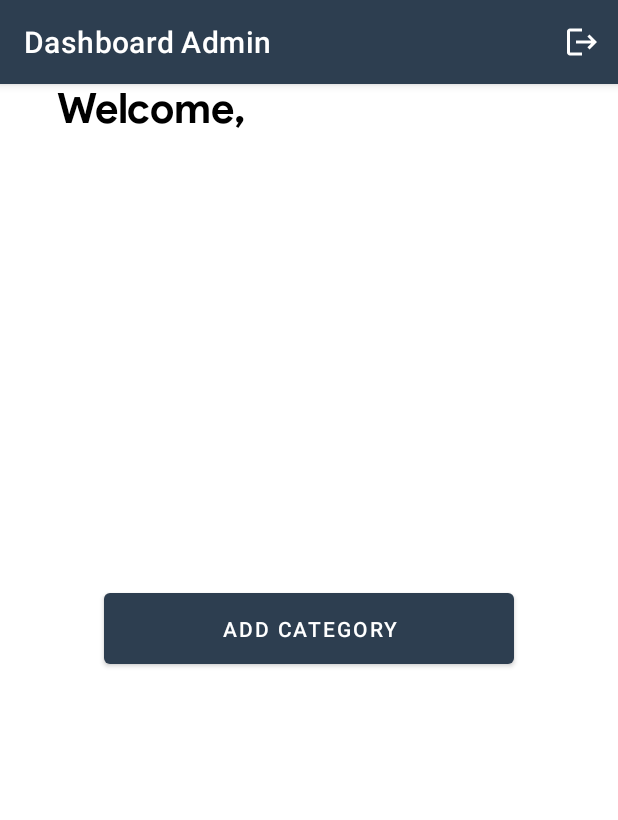
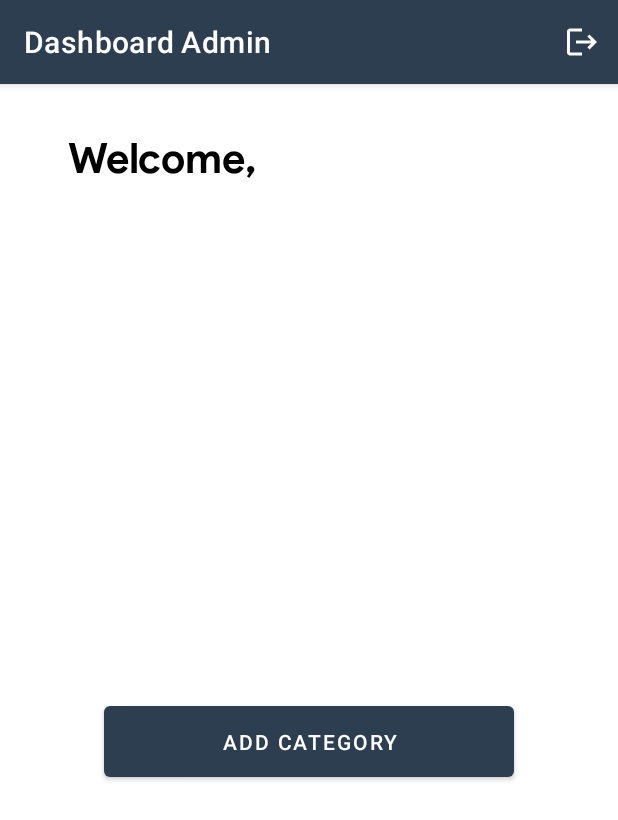
Before and after one commit to edwinmahendra/Care-With-Us, an Android app: the AdminActivity screen opened directly, with no data from a screen before it, on a phone screen of 412 x 824 dp. Shown: the top 820 px of the screen. Run offline under Robolectric (Android 15) with nearby library versions, the phone set to English and light mode, and no system bars; our stand-ins replace Firebase (no records; nobody signed in at launch, a user with empty details on screens opened directly).

Commit message:
update ui for dashboard admin

```diff
--- a/app/src/main/res/layout/activity_admin.xml
+++ b/app/src/main/res/layout/activity_admin.xml
@@ -21,13 +21,14 @@
     <TextView
         android:id="@+id/email_admin"
         android:layout_width="251dp"
-        android:layout_height="27dp"
+        android:layout_height="wrap_content"
+        android:layout_marginTop="12dp"
         android:text="email"
         android:textSize="20sp"
         app:layout_constraintEnd_toEndOf="parent"
-        app:layout_constraintHorizontal_bias="0.237"
+        app:layout_constraintHorizontal_bias="0.281"
         app:layout_constraintStart_toStartOf="parent"
-        tools:layout_editor_absoluteY="74dp" />
+        app:layout_constraintTop_toBottomOf="@+id/welcome_admin" />
 
     <TextView
         android:id="@+id/welcome_admin"
@@ -36,9 +37,9 @@
         android:layout_height="wrap_content"
         android:layout_marginTop="32dp"
         android:text="Welcome,"
-        app:layout_constraintBottom_toTopOf="@+id/email_admin"
         app:layout_constraintEnd_toEndOf="parent"
-        app:layout_constraintHorizontal_bias="0.133"
+        app:layout_constraintHorizontal_bias="0.158"
         app:layout_constraintStart_toStartOf="parent"
-        app:layout_constraintTop_toTopOf="parent" />
+        app:layout_constraintTop_toTopOf="parent"
+        app:layout_constraintVertical_bias="0.689" />
 </androidx.constraintlayout.widget.ConstraintLayout>
```
